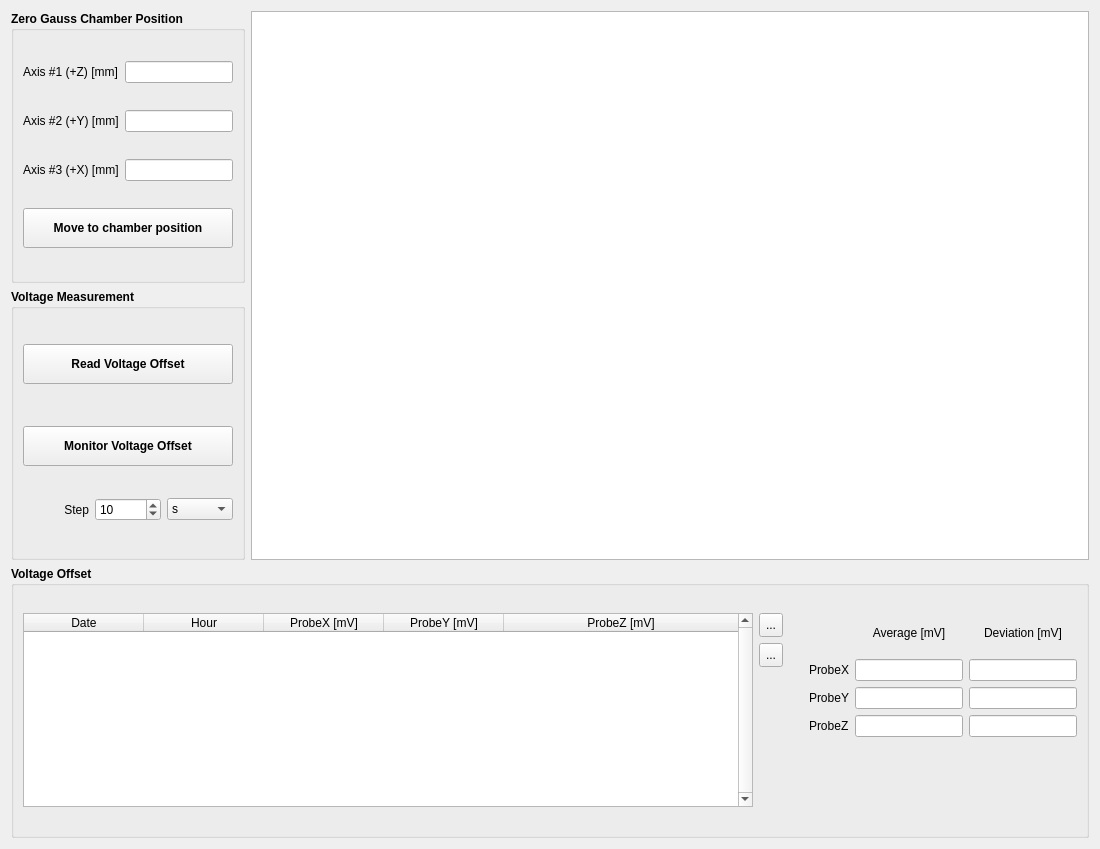
This is hallbench/gui/ui/voltageoffsetwidget.ui in lnls-ima/hall-bench-control as Qt 5 draws it before an edit. The edited form follows.
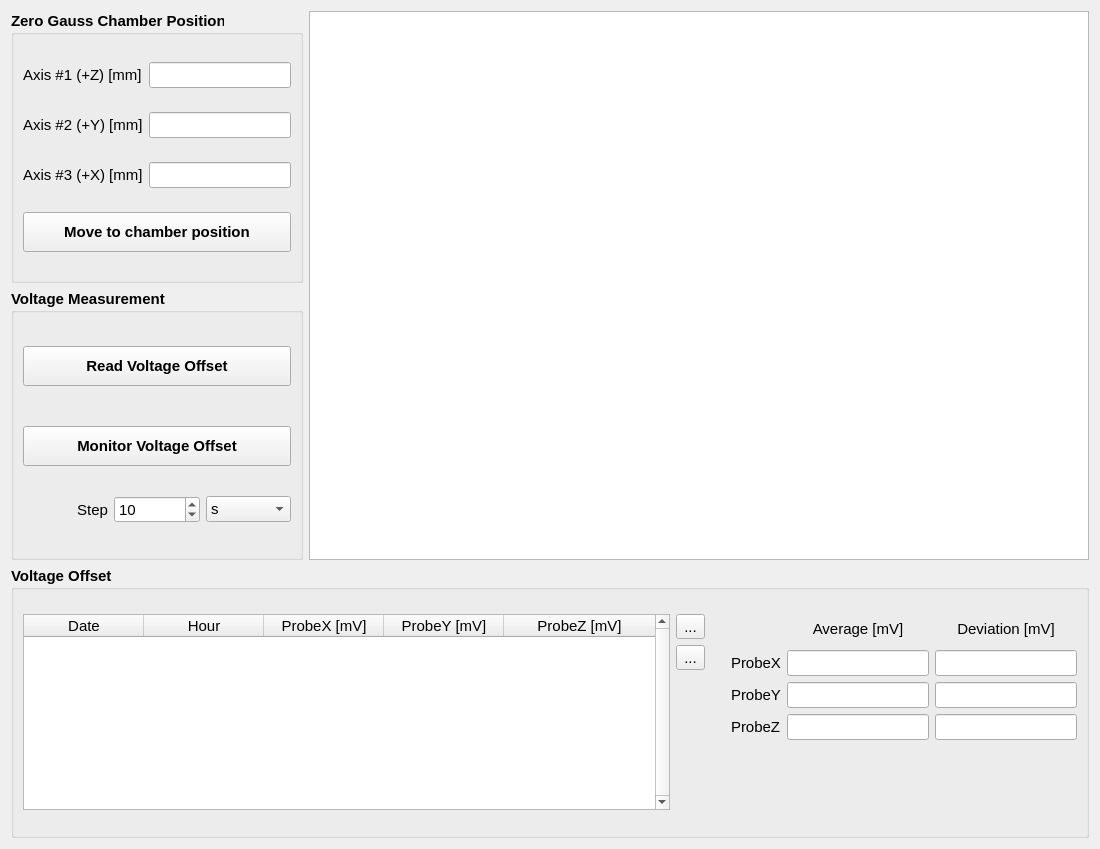
This is the edited form. Icons and pictures are not drawn. Custom widgets are drawn as their Qt base class.

What changed in the file:
```diff
--- a/hallbench/gui/ui/voltageoffsetwidget.ui
+++ b/hallbench/gui/ui/voltageoffsetwidget.ui
@@ -10,6 +10,11 @@
     <height>849</height>
    </rect>
   </property>
+  <property name="font">
+   <font>
+    <pointsize>11</pointsize>
+   </font>
+  </property>
   <property name="windowTitle">
    <string>Voltage Offset</string>
   </property>
```
